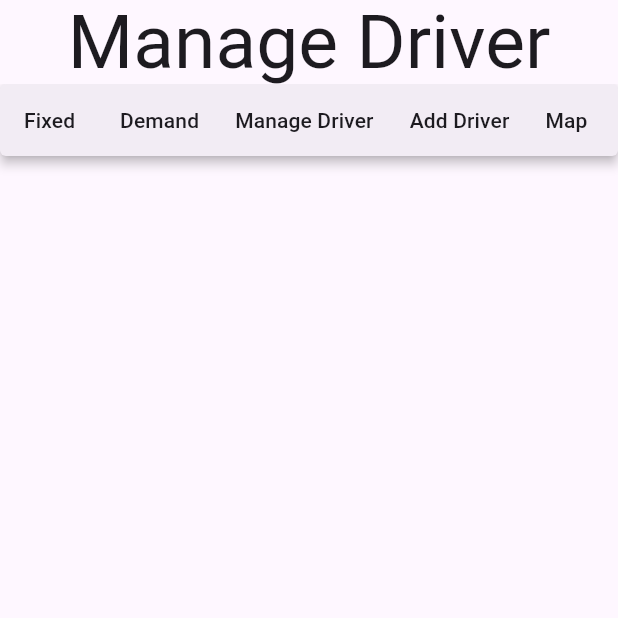
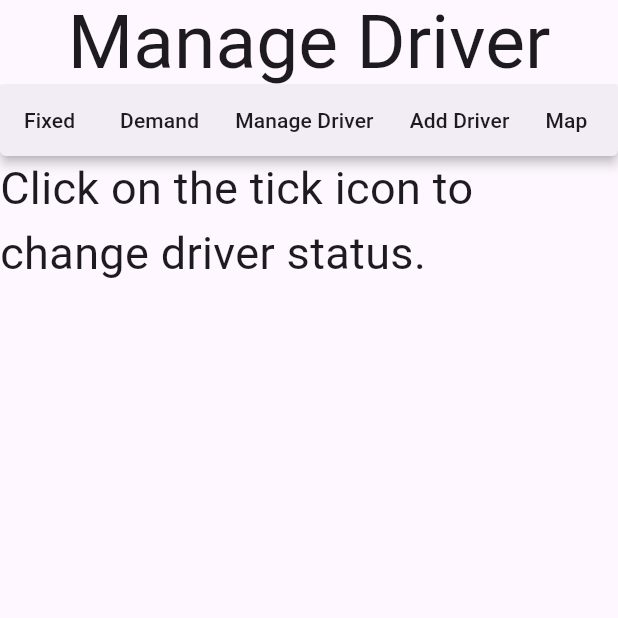
Before and after one commit to Tjq0112/Admin, a Flutter app: the ManageDriver screen opened directly with empty values, on a phone screen of 412 x 824 dp, the top half of it. Run offline on Flutter 3.47's test engine with Material 3 defaults, Android fonts, the phone set to English and light mode, and no system bars; our stand-ins replace cloud_firestore, firebase_core; accounts and stored records are empty; statements that could not run were skipped.

Commit message:
commit 18/1

```diff
--- a/lib/ManageDriver.dart
+++ b/lib/ManageDriver.dart
@@ -137,6 +137,12 @@ class _ManageDriverState extends State<ManageDriver> {
               ),
             ],
           ),
+          Column(
+            children: [
+              Text("Click on the tick icon to change driver status.",
+                style: TextStyle(fontSize: 30),)
+            ],
+          ),
           Padding(
             padding: const EdgeInsets.all(20.0),
             child: StreamBuilder<List<Driver1>>(
```
